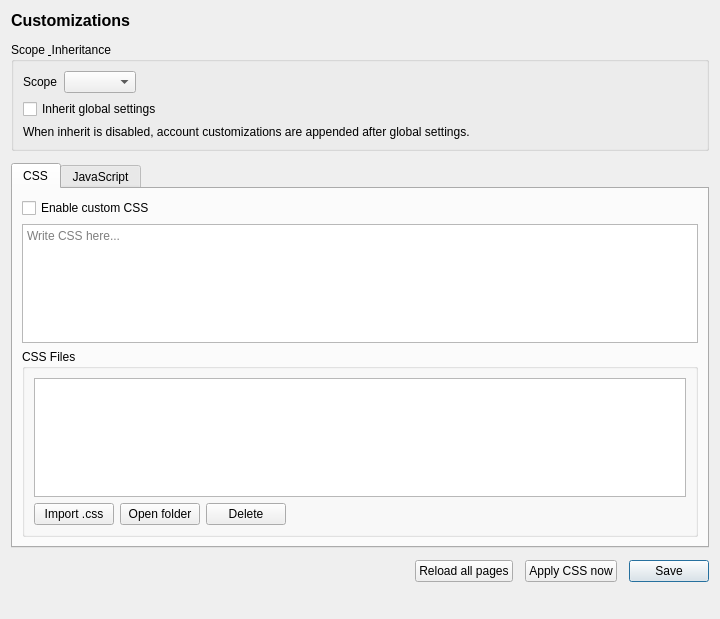
Before: the Qt Designer form zapzap/ui/ui_page_customizations.ui in rafatosta/zapzap, drawn with Qt 5.
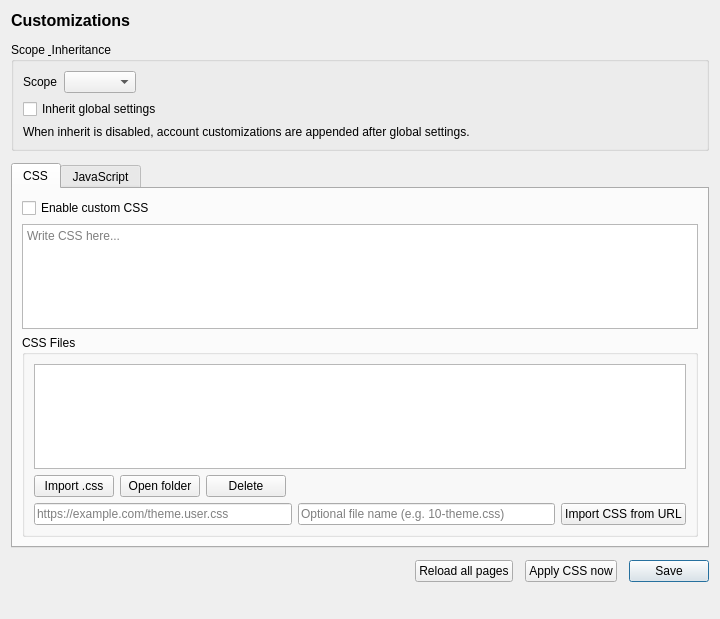
After: the same form once the commit is applied.

Commit message: Allow CSS import by URL and sanitize .user.css styles Allow JS import by URL Enable/Disable checkbox for CSS/JS

What changed in the file:
```diff
--- a/zapzap/ui/ui_page_customizations.ui
+++ b/zapzap/ui/ui_page_customizations.ui
@@ -157,6 +157,31 @@
             </item>
            </layout>
           </item>
+          <item>
+           <layout class="QHBoxLayout" name="css_url_layout">
+            <item>
+             <widget class="QLineEdit" name="css_url_input">
+              <property name="placeholderText">
+               <string>https://example.com/theme.user.css</string>
+              </property>
+             </widget>
+            </item>
+            <item>
+             <widget class="QLineEdit" name="css_url_name_input">
+              <property name="placeholderText">
+               <string>Optional file name (e.g. 10-theme.css)</string>
+              </property>
+             </widget>
+            </item>
+            <item>
+             <widget class="QPushButton" name="btn_css_import_url">
+              <property name="text">
+               <string>Import CSS from URL</string>
+              </property>
+             </widget>
+            </item>
+           </layout>
+          </item>
          </layout>
         </widget>
        </item>
```
Left out of the diff: 25 changed lines with no effect on the pictures. The commit also changes 5 other files.
